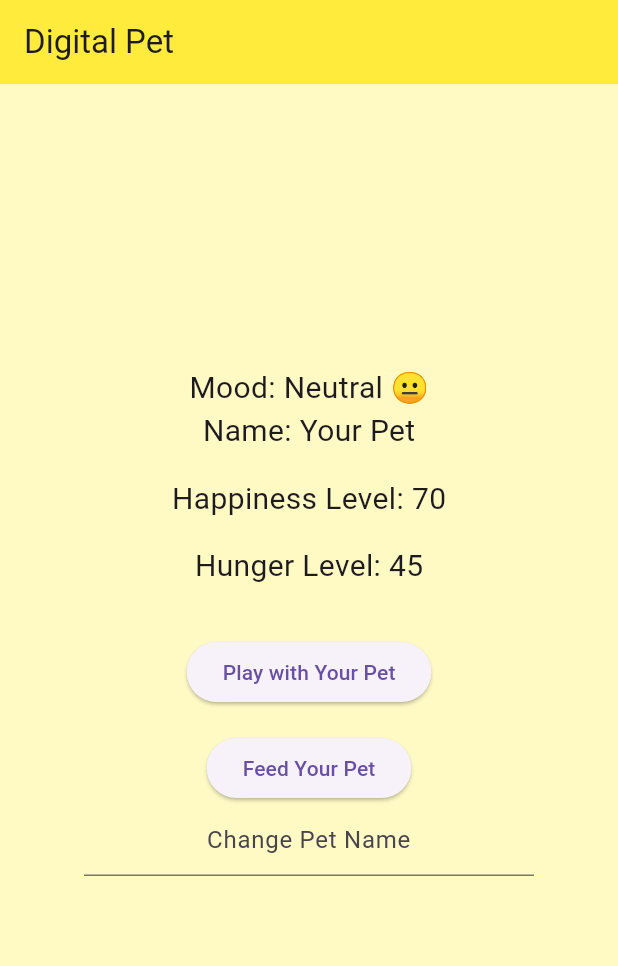
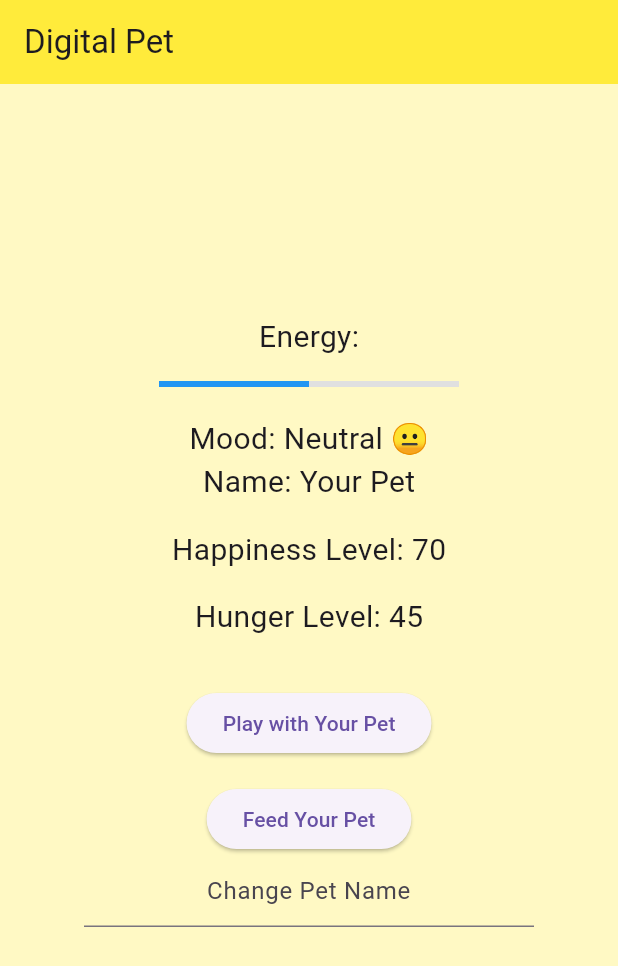
Before and after one commit to CelineSelke/inclass5, a Flutter app: the screen it shows after launch, after a tap on "Play with Your Pet", after a tap on "Feed Your Pet", on a phone screen of 412 x 824 dp. Shown: the top 966 px of the screen. Run offline on Flutter 3.47's test engine with Material 3 defaults, Android fonts, the phone set to English and light mode, and no system bars.

Commit message:
added energy

```diff
--- a/lib/main.dart
+++ b/lib/main.dart
@@ -35,6 +35,7 @@ class _DigitalPetAppState extends State<DigitalPetApp> {
       happinessLevel = (happinessLevel + 10).clamp(0, 100);
       _updateMood();
       _updateHunger();
+      _updateEnergy(-10);
     });
   }
 
@@ -43,6 +44,7 @@ class _DigitalPetAppState extends State<DigitalPetApp> {
     setState(() {
       hungerLevel = (hungerLevel - 10).clamp(0, 100);
       _updateHappiness();
+      _updateEnergy(10);
     });
   }
 
@@ -67,6 +69,10 @@ class _DigitalPetAppState extends State<DigitalPetApp> {
     _checkLoss();
   }
 
+  void _updateEnergy(int amount) {
+    energyLevel = (energyLevel + amount).clamp(0, 100);
+  }
+
   void _startTimer() {
     Timer.periodic(Duration(seconds: 30), (timer) {
       if (mounted) {
@@ -78,8 +84,10 @@ class _DigitalPetAppState extends State<DigitalPetApp> {
 
   void _startWinTimer() {
     winTimer = Timer(Duration(seconds: 300), () {
-      _showDialog("You Win!", "You're a good pet owner!");
-      _resetGame();
+      if (mounted) {
+        _showDialog("You Win!", "You're a good pet owner!");
+        _resetGame();
+      }
     });
   }
 
@@ -115,21 +123,14 @@ class _DigitalPetAppState extends State<DigitalPetApp> {
       hungerLevel = 50;
       happinessLevel = 50;
     });
-    dispose();
     _restartTimers();
   }
 
   void _restartTimers() {
+    timer?.cancel();
+    winTimer?.cancel();
     _startTimer();
     _startWinTimer(); // Restart the timer
-  }
-
-  @override
-  void dispose() {
-    // Cancel the timer when the widget is disposed to prevent memory leaks
-    timer?.cancel();
-    winTimer?.cancel();
-    super.dispose();
   }
 
 
@@ -192,6 +193,17 @@ class _DigitalPetAppState extends State<DigitalPetApp> {
           child: Column(
             mainAxisAlignment: MainAxisAlignment.center,
             children: <Widget>[
+              Text("Energy:", style: TextStyle(fontSize: 20,),),
+              SizedBox(height: 15),
+              Container(
+                width: 200,
+                child: LinearProgressIndicator(
+                  value: energyLevel/100,
+                  backgroundColor: Colors.grey[300],
+                  valueColor: AlwaysStoppedAnimation(Colors.blue),
+                ),
+              ),
+              SizedBox(height: 20),
               Text("Mood: $mood", style: TextStyle(fontSize: 20,),),
               Text(
                 'Name: $petName',
```
